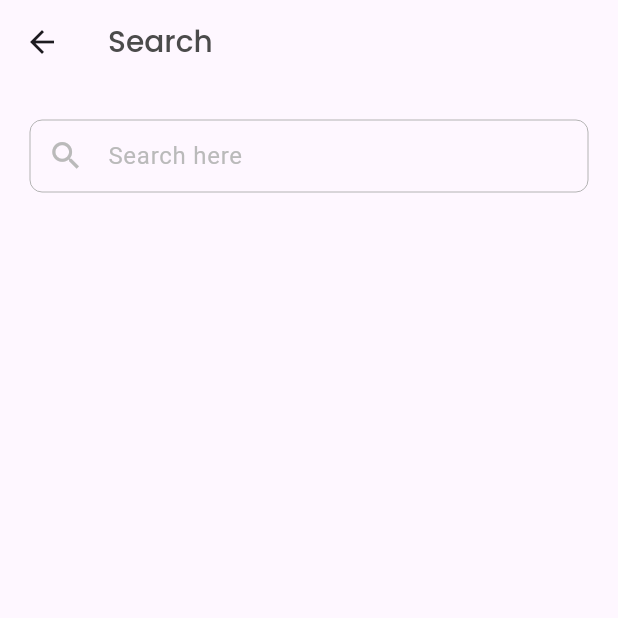
After one commit to bdCalling-Sdt-hub/dentist, a Flutter app: the SearchScreen screen opened by its route, on a phone screen of 412 x 824 dp, the top half of it. The commit adds this screen. Run offline on Flutter 3.47's test engine with Material 3 defaults, Android fonts, the phone set to English and light mode, and no system bars; our stand-ins replace cached_network_image, carousel_slider, connectivity_plus, dots_indicator, flutter_screenutil, flutter_spinkit and 7 more; accounts and stored records are empty; network calls fail.

Commit message:
Search Screen

```diff
--- a/lib/core/app_routes/app_routes.dart
+++ b/lib/core/app_routes/app_routes.dart
@@ -4,6 +4,7 @@ import 'package:dentist/view/screens/dentalCondition/dental_condition.dart';
 import 'package:dentist/view/screens/faq_screen/faq_screen.dart';
 import 'package:dentist/view/screens/home/home.dart';
 import 'package:dentist/view/screens/onboarding/onboarding.dart';
+import 'package:dentist/view/screens/search_screen/search_screen.dart';
 import 'package:dentist/view/screens/skinCondition/skin_condition.dart';
 import 'package:dentist/view/screens/splash_screen/splash_screen.dart';
 import 'package:get/get.dart';
@@ -37,6 +38,13 @@ class AppRoute {
 
   static const String faq = "/faq";
 
+  ///==================== Search Screen ====================
+
+  static const String search = "/search";
+//
+//
+//
+//
   static List<GetPage> routes = [
     ///==================== Initial Routes ====================
 
@@ -64,5 +72,8 @@ class AppRoute {
     ///==================== FAQ Screen ====================
 
     GetPage(name: faq, page: () => FAQScreen()),
+
+    ///==================== Search Screen ====================
+    GetPage(name: search, page: () => const SearchScreen()),
   ];
 }
--- a/lib/view/screens/home/inner/home_appbar.dart
+++ b/lib/view/screens/home/inner/home_appbar.dart
@@ -1,3 +1,4 @@
+import 'package:dentist/core/app_routes/app_routes.dart';
 import 'package:dentist/helper/network_img/network_img.dart';
 import 'package:dentist/utils/AppConst/app_const.dart';
 import 'package:dentist/utils/StaticString/static_string.dart';
@@ -5,6 +6,7 @@ import 'package:dentist/view/widgets/custom_text/custom_text.dart';
 import 'package:dentist/view/widgets/custom_text_field/custom_text_field.dart';
 import 'package:flutter/material.dart';
 import 'package:flutter_screenutil/flutter_screenutil.dart';
+import 'package:get/get.dart';
 
 class HomeAppBar extends StatelessWidget {
   const HomeAppBar({
@@ -78,7 +80,7 @@ class HomeAppBar extends StatelessWidget {
           ),
           CustomTextField(
             onTapClick: () {
-              //  Get.toNamed(AppRoute.searchScreen);
+              Get.toNamed(AppRoute.search);
             },
             readOnly: true,
             hintText: AppStaticStrings.searchhere,
--- /dev/null
+++ b/lib/view/screens/search_screen/search_screen.dart
@@ -0,0 +1,32 @@
+import 'package:dentist/utils/StaticString/static_string.dart';
+import 'package:dentist/view/widgets/custom_text/custom_text.dart';
+import 'package:dentist/view/widgets/custom_text_field/custom_text_field.dart';
+import 'package:flutter/material.dart';
+
+class SearchScreen extends StatelessWidget {
+  const SearchScreen({super.key});
+
+  @override
+  Widget build(BuildContext context) {
+    return Scaffold(
+      appBar: AppBar(
+        title: const CustomText(
+          text: AppStaticStrings.search,
+          fontSize: 18,
+          fontWeight: FontWeight.w500,
+        ),
+      ),
+      body: const Padding(
+        padding: EdgeInsets.symmetric(horizontal: 20, vertical: 24),
+        child: Column(
+          children: [
+            CustomTextField(
+              hintText: AppStaticStrings.searchhere,
+              isPrefixIcon: true,
+            )
+          ],
+        ),
+      ),
+    );
+  }
+}
```
